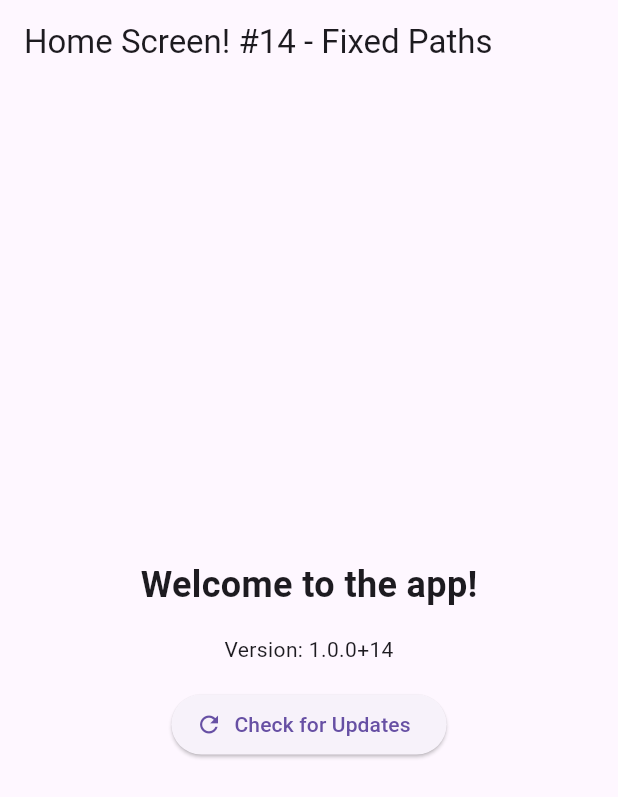
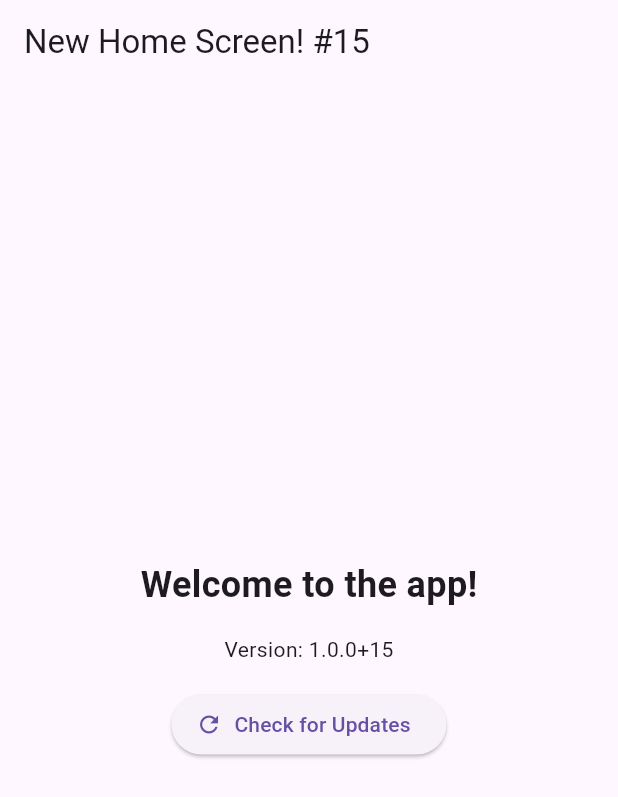
Before and after one commit to fulmedammes/_flutterapp, a Flutter app: the HomeScreen screen opened directly, on a phone screen of 412 x 824 dp. Shown: the top 797 px of the screen. Run offline on Flutter 3.47's test engine with Material 3 defaults, Android fonts, the phone set to English and light mode, and no system bars; our stand-ins replace package_info_plus, shared_preferences; missing offline and left inert: dart:html; accounts and stored records are empty; network calls fail.

Commit message:
Update version to 1.0.0+15 and change home screen title to 'New Home Screen! #15'

```diff
--- a/lib/home_screen.dart
+++ b/lib/home_screen.dart
@@ -42,7 +42,7 @@ class _HomeScreenState extends State<HomeScreen> {
   @override
   Widget build(BuildContext context) {
     return Scaffold(
-      appBar: AppBar(title: const Text('Home Screen! #14 - Fixed Paths')),
+      appBar: AppBar(title: const Text('New Home Screen! #15')),
       body: Center(
         child: Column(
           mainAxisAlignment: MainAxisAlignment.center,
--- a/pubspec.yaml
+++ b/pubspec.yaml
@@ -3,7 +3,7 @@ description: A Flutter web app with welcome screen, version, and PWA features.
 
 publish_to: 'none'
 
-version: 1.0.0+14
+version: 1.0.0+15
 
 environment:
   sdk: '>=3.0.0 <4.0.0'
```
